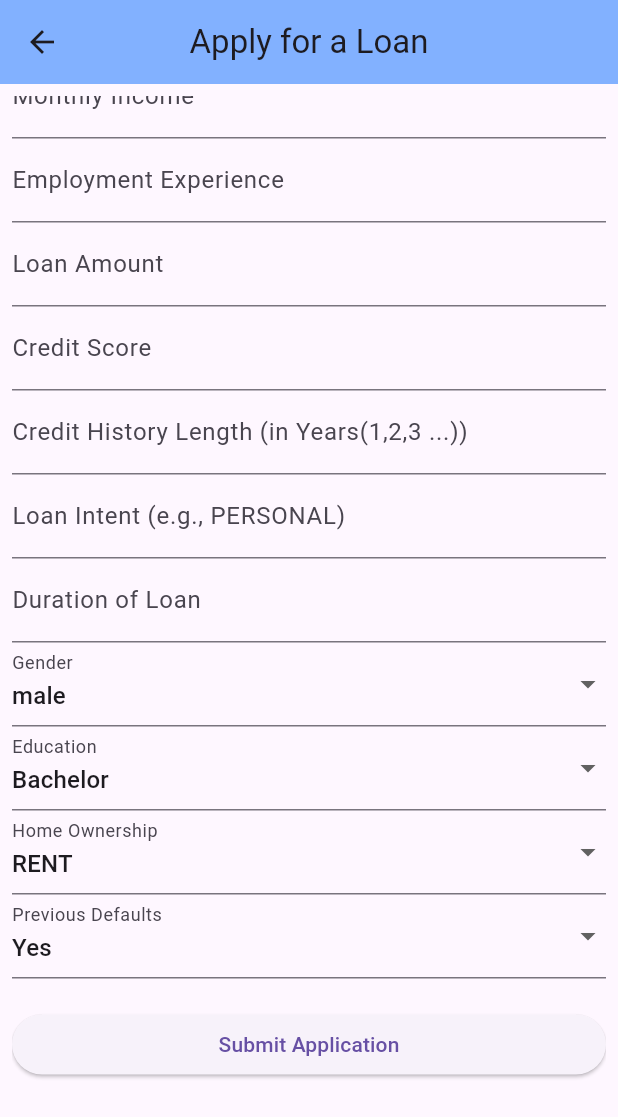
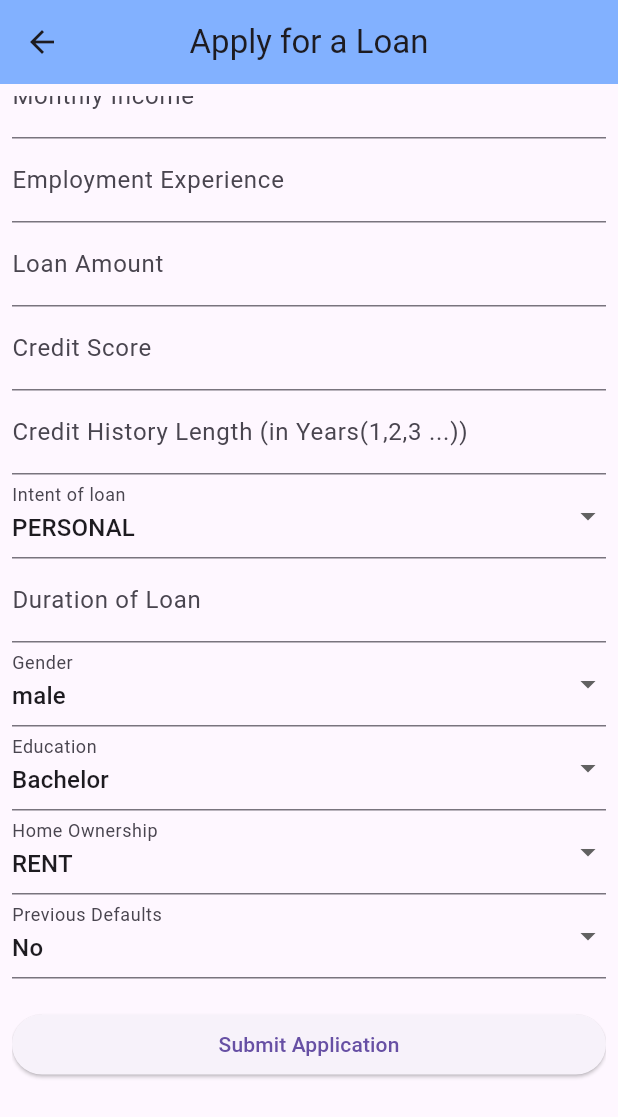
Before and after one commit to Rahulk211/Automated-Loan-Approval-System, a Flutter app: the Applyloanscreen screen opened directly, scrolled down 443 dp, on a phone screen of 412 x 824 dp. Shown: the top 1117 px of the screen. Run offline on Flutter 3.47's test engine with Material 3 defaults, Android fonts, the phone set to English and light mode, and no system bars; our stand-ins replace cloud_firestore, firebase_auth, firebase_core; accounts and stored records are empty.

```diff
--- a/loanapp/lib/applyLoanScreen.dart
+++ b/loanapp/lib/applyLoanScreen.dart
@@ -2,6 +2,7 @@
 
 import 'dart:convert';
 import 'package:cloud_firestore/cloud_firestore.dart';
+import 'package:firebase_auth/firebase_auth.dart';
 import 'package:http/http.dart' as http;
 import 'package:flutter/material.dart';
 import 'package:loanapp/resultScreen.dart';
@@ -29,12 +30,13 @@ class _ApplyloanscreenState extends State<Applyloanscreen> {
   final TextEditingController _loanAmount = TextEditingController();
   final TextEditingController _creditScore = TextEditingController();
   final TextEditingController _creditHisLen = TextEditingController();
-  final TextEditingController _loanIntent = TextEditingController();
+  //final TextEditingController _loanIntent = TextEditingController();
 
+  String loanIntent = 'PERSONAL';
   String gender = 'male';
   String education = 'Bachelor';
   String homeOwnership = 'RENT';
-  String creditHistory = 'Yes';
+  String creditHistory = 'No';
 
   bool isLoading = false;
 
@@ -60,7 +62,7 @@ class _ApplyloanscreenState extends State<Applyloanscreen> {
       "person_emp_exp": experience,
       "person_home_ownership": homeOwnership,
       "loan_amnt": loanAmt,
-      "loan_intent": _loanIntent.text.toUpperCase(),
+      "loan_intent": loanIntent,
       "loan_int_rate": 12.0,
       "loan_percent_income": income != 0 ? (loanAmt / (income * 12)) : 0,
       "cb_person_cred_hist_length": creditHistLen,
@@ -95,8 +97,11 @@ class _ApplyloanscreenState extends State<Applyloanscreen> {
       resultStatus = 'Rejected';
     }
 
+    final userId = FirebaseAuth.instance.currentUser!.uid;
+
     final docRef =
         await FirebaseFirestore.instance.collection('loan_applications').add({
+      'uid': userId,
       'loan_intent': requestedData['loan_intent'],
       'loan_amount': requestedData['loan_amnt'],
       'date_applied': DateTime.now(),
@@ -189,11 +194,29 @@ class _ApplyloanscreenState extends State<Applyloanscreen> {
                                       decoration: const InputDecoration(
                                           labelText:
                                               'Credit History Length (in Years(1,2,3 ...))')),
-                                  TextFormField(
-                                      controller: _loanIntent,
-                                      decoration: const InputDecoration(
-                                          labelText:
-                                              'Loan Intent (e.g., PERSONAL)')),
+                                  // TextFormField(
+                                  //     controller: _loanIntent,
+                                  //     decoration: const InputDecoration(
+                                  //         labelText:
+                                  //             'Loan Intent (e.g., PERSONAL)')),
+                                  DropdownButtonFormField(
+                                    value: loanIntent,
+                                    decoration: const InputDecoration(
+                                        labelText: 'Intent of loan'),
+                                    items: [
+                                      'PERSONAL',
+                                      'EDUCATION',
+                                      'MEDICAL',
+                                      'VENTURE',
+                                      'HOMEIMPROVEMENT',
+                                      'DEBTCONSOLIDATION'
+                                    ]
+                                        .map((val) => DropdownMenuItem(
+                                            value: val, child: Text(val)))
+                                        .toList(),
+                                    onChanged: (String? val) =>
+                                        setState(() => loanIntent = val!),
+                                  ),
                                   TextFormField(
                                       controller: _repaymentDurationController,
                                       decoration: const InputDecoration(
--- a/loanapp/lib/modules/ActivityTile.dart
+++ b/loanapp/lib/modules/ActivityTile.dart
@@ -5,12 +5,14 @@ import 'package:flutter/material.dart';
 class Activitytile extends StatelessWidget {
   final Color color;
   final String title;
+  final String subtitle;
   final IconData icon;
 
   const Activitytile(
       {super.key,
       required this.color,
       required this.title,
+      required this.subtitle,
       required this.icon});
 
   @override
@@ -26,6 +28,8 @@ class Activitytile extends StatelessWidget {
           ),
           title: Text(title,
               style: const TextStyle(fontSize: 16, color: Colors.black)),
+          subtitle: Text(subtitle,
+              style: const TextStyle(fontSize: 14, color: Colors.black)),
         ));
   }
 }
```
Also changed, not shown: loanapp/lib/dashboardscreenog.dart (+100 -27 lines), loanapp/lib/modules/myapplicationscreen.dart (added, +110 -0 lines), loanapp/lib/resultScreen.dart (+7 -7 lines), 5 other files.
